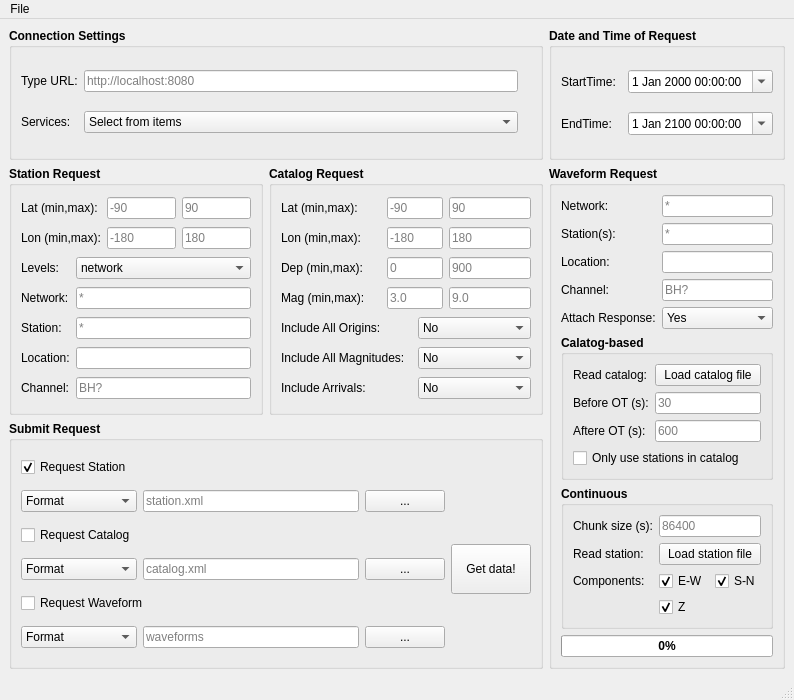
First picture: the form in fdsnw.ui, repository saeedsltm/FDSNW-GUI, before the edit.
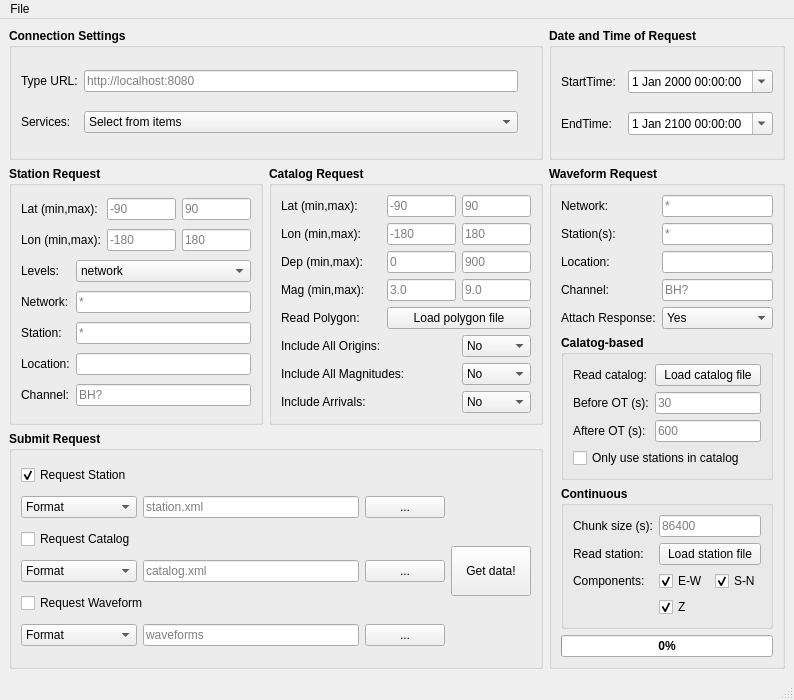
Second picture: the form after the edit. Icons and pictures are not drawn.

Commit message: 1- improved reporting error message. 2- catalog can be searched based on polygon file. input file may    includes many polygons each must starts with ">" as header of    the section.

The edit to the form file:
```diff
--- a/fdsnw.ui
+++ b/fdsnw.ui
@@ -532,7 +532,7 @@
          </property>
         </widget>
        </item>
-       <item row="0" column="1" colspan="2">
+       <item row="0" column="1">
         <widget class="QLineEdit" name="GB4_lineEdit_1">
          <property name="minimumSize">
           <size>
@@ -554,7 +554,7 @@
          </property>
         </widget>
        </item>
-       <item row="0" column="3">
+       <item row="0" column="2">
         <widget class="QLineEdit" name="GB4_lineEdit_2">
          <property name="minimumSize">
           <size>
@@ -589,7 +589,7 @@
          </property>
         </widget>
        </item>
-       <item row="1" column="1" colspan="2">
+       <item row="1" column="1">
         <widget class="QLineEdit" name="GB4_lineEdit_3">
          <property name="minimumSize">
           <size>
@@ -611,7 +611,7 @@
          </property>
         </widget>
        </item>
-       <item row="1" column="3">
+       <item row="1" column="2">
         <widget class="QLineEdit" name="GB4_lineEdit_4">
          <property name="minimumSize">
           <size>
@@ -646,7 +646,7 @@
          </property>
         </widget>
        </item>
-       <item row="2" column="1" colspan="2">
+       <item row="2" column="1">
         <widget class="QLineEdit" name="GB4_lineEdit_5">
          <property name="minimumSize">
           <size>
@@ -668,7 +668,7 @@
          </property>
         </widget>
        </item>
-       <item row="2" column="3">
+       <item row="2" column="2">
         <widget class="QLineEdit" name="GB4_lineEdit_6">
          <property name="minimumSize">
           <size>
@@ -703,7 +703,7 @@
          </property>
         </widget>
        </item>
-       <item row="3" column="1" colspan="2">
+       <item row="3" column="1">
         <widget class="QLineEdit" name="GB4_lineEdit_7">
          <property name="minimumSize">
           <size>
@@ -725,7 +725,7 @@
          </property>
         </widget>
        </item>
-       <item row="3" column="3">
+       <item row="3" column="2">
         <widget class="QLineEdit" name="GB4_lineEdit_8">
          <property name="minimumSize">
           <size>
@@ -748,6 +748,32 @@
         </widget>
        </item>
        <item row="4" column="0">
+        <widget class="QLabel" name="label_10">
+         <property name="font">
+          <font>
+           <weight>50</weight>
+           <bold>false</bold>
+          </font>
+         </property>
+         <property name="text">
+          <string>Read Polygon:</string>
+         </property>
+        </widget>
+       </item>
+       <item row="4" column="1" colspan="2">
+        <widget class="QPushButton" name="GB4_pushButton_1">
+         <property name="font">
+          <font>
+           <weight>50</weight>
+           <bold>false</bold>
+          </font>
+         </property>
+         <property name="text">
+          <string>Load polygon file</string>
+         </property>
+        </widget>
+       </item>
+       <item row="5" column="0">
         <widget class="QLabel" name="label_12">
          <property name="font">
           <font>
@@ -760,7 +786,7 @@
          </property>
         </widget>
        </item>
-       <item row="4" column="2" colspan="2">
+       <item row="5" column="2">
         <widget class="QComboBox" name="GB4_comboBox_1">
          <property name="font">
           <font>
@@ -783,7 +809,7 @@
          </item>
         </widget>
        </item>
-       <item row="5" column="0" colspan="2">
+       <item row="6" column="0" colspan="2">
         <widget class="QLabel" name="label_13">
          <property name="font">
           <font>
@@ -796,7 +822,7 @@
          </property>
         </widget>
        </item>
-       <item row="5" column="2" colspan="2">
+       <item row="6" column="2">
         <widget class="QComboBox" name="GB4_comboBox_2">
          <property name="font">
           <font>
@@ -819,7 +845,7 @@
          </item>
         </widget>
        </item>
-       <item row="6" column="0">
+       <item row="7" column="0">
         <widget class="QLabel" name="label_14">
          <property name="font">
           <font>
@@ -832,7 +858,7 @@
          </property>
         </widget>
        </item>
-       <item row="6" column="2" colspan="2">
+       <item row="7" column="2">
         <widget class="QComboBox" name="GB4_comboBox_3">
          <property name="font">
           <font>
```
The commit also changes 4 other files.
